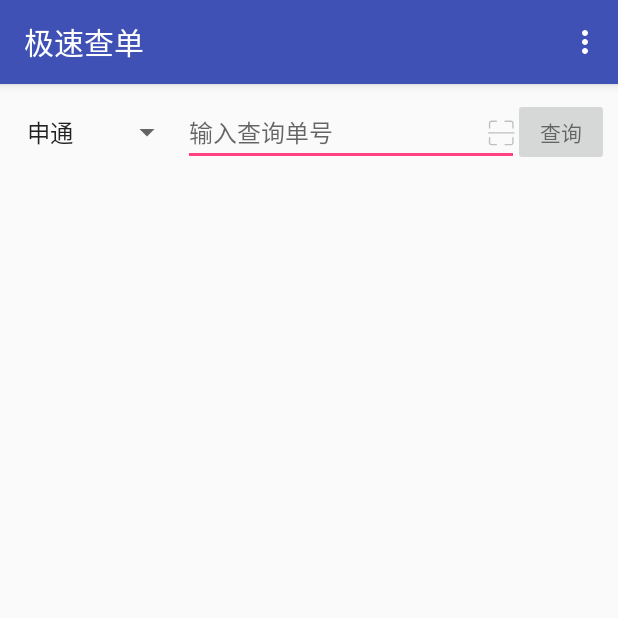
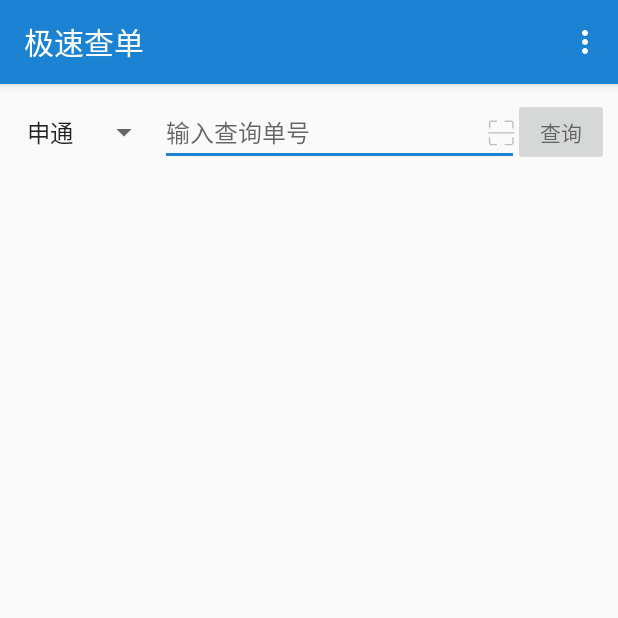
Before and after one commit to xuchen70/SimpleSearch, an Android app: the screen it shows after launch (MainActivity), on a phone screen of 412 x 824 dp, the top half of it. Run offline under Robolectric (Android 15) with nearby library versions, the phone set to English and light mode, and no system bars.

Commit message:
新增自动识别物流公司和修改相应的配色

```diff
--- a/src/main/AndroidManifest.xml
+++ b/src/main/AndroidManifest.xml
@@ -5,6 +5,7 @@
     <uses-permission android:name="android.permission.ACCESS_NETWORK_STATE" />
     <uses-permission android:name="android.permission.INTERNET" />
 
+    <uses-permission android:name="android.permission.FLASHLIGHT" />
     <uses-permission android:name="android.permission.VIBRATE" /> <!-- 震动权限 -->
     <uses-permission android:name="android.permission.CAMERA" /> <!-- 摄像头权限 -->
     <uses-feature android:name="android.hardware.camera.autofocus" /> <!-- 自动聚焦权限 -->
@@ -23,7 +24,7 @@
             </intent-filter>
         </activity>
         <activity android:name=".AboutActivity" />
-        <activity android:name=".DetailActivity"></activity>
+        <activity android:name=".DetailActivity"/>
         <activity android:name="com.mark.ss.zxing.activity.CaptureActivity"/>
     </application>
 
--- a/src/main/res/layout/activity_main.xml
+++ b/src/main/res/layout/activity_main.xml
@@ -41,7 +41,7 @@
                 android:layout_height="wrap_content"
                 android:completionThreshold="1"
                 android:maxLines="1"
-                android:hint="输入查询单号"
+                android:hint="@string/enter_number"
                 android:maxLength="30"
                 android:textSize="16sp" />
 
@@ -65,7 +65,7 @@
             android:paddingLeft="14dp"
             android:paddingRight="14dp"
             android:paddingTop="6dp"
-            android:text="查询"
+            android:text="@string/query"
             android:textSize="14sp" />
 
     </LinearLayout>
@@ -87,6 +87,7 @@
             android:layout_height="wrap_content"
             android:layout_marginTop="50dp"
             android:autoLink="all"
+            android:textIsSelectable="true"
             android:gravity="center"
             android:visibility="gone" />
         <!--android:text="输入的单号不存在或选择的快递公司不正确"-->
--- a/src/main/res/layout/activity_scanner.xml
+++ b/src/main/res/layout/activity_scanner.xml
@@ -22,7 +22,8 @@
             app:corner_color="@color/corner_color"
             app:frame_color="@color/viewfinder_frame"
             app:label_text="二维码/条形码扫描"
-            app:label_text_color="@color/colorAccent"
+            app:label_text_size="50"
+            app:label_text_color="@android:color/white"
             app:laser_color="@color/laser_color"
             app:mask_color="@color/viewfinder_mask"
             app:result_color="@color/result_view"
--- a/src/main/res/values/colors.xml
+++ b/src/main/res/values/colors.xml
@@ -1,8 +1,8 @@
 <?xml version="1.0" encoding="utf-8"?>
 <resources>
-    <color name="colorPrimary">#3F51B5</color>
-    <color name="colorPrimaryDark">#303F9F</color>
-    <color name="colorAccent">#FF4081</color>
+    <color name="colorPrimary">#1C82D2</color>
+    <color name="colorPrimaryDark">#1C82D2</color>
+    <color name="colorAccent">#1C82D2</color>
 
     <color name="newStatus">#F13F40</color>
     <color name="lightBlack">#676767</color>
--- a/src/main/res/values/strings.xml
+++ b/src/main/res/values/strings.xml
@@ -5,6 +5,11 @@
     <string name="scan_error">扫描结果异常！</string>
     <string name="version">version：v%1$s</string>
     <string name="author">author：mark</string>
+    <string name="enter_number">输入查询单号</string>
+    <string name="query">查询</string>
+    <string name="enter_something">请输入运单号后再试</string>
+    <string name="no_network">当前无可用网络，请连接网络后重试</string>
+    <string name="auto_discern_number">快递名称已自动识别</string>
     <string-array name="keys">
         <item>申通</item>
         <item>EMS </item>
@@ -20,6 +25,10 @@
         <item>优速</item>
         <item>中速</item>
         <item>运通</item>
+        <item>新邦</item>
+        <item>信丰</item>
+        <item>万象</item>
+        <item>UPS</item>
         <item>宅急送</item>
         <item>如风达</item>
     </string-array>
@@ -39,6 +48,10 @@
         <item>youshuwuliu</item>
         <item>zhongsukuaidi</item>
         <item>yuntongkuaidi</item>
+        <item>xinbangwuliu</item>
+        <item>xinfengwuliu</item>
+        <item>wanxiangwuliu</item>
+        <item>ups</item>
         <item>zhaijisong</item>
         <item>rufengda</item>
     </string-array>
```
Also changed, not shown: build.gradle (+6 -6 lines), src/main/java/com/mark/ss/API.java (+8 -0 lines), src/main/java/com/mark/ss/MainActivity.java (+150 -61 lines), src/main/java/com/mark/ss/Number.java (added, +60 -0 lines).
